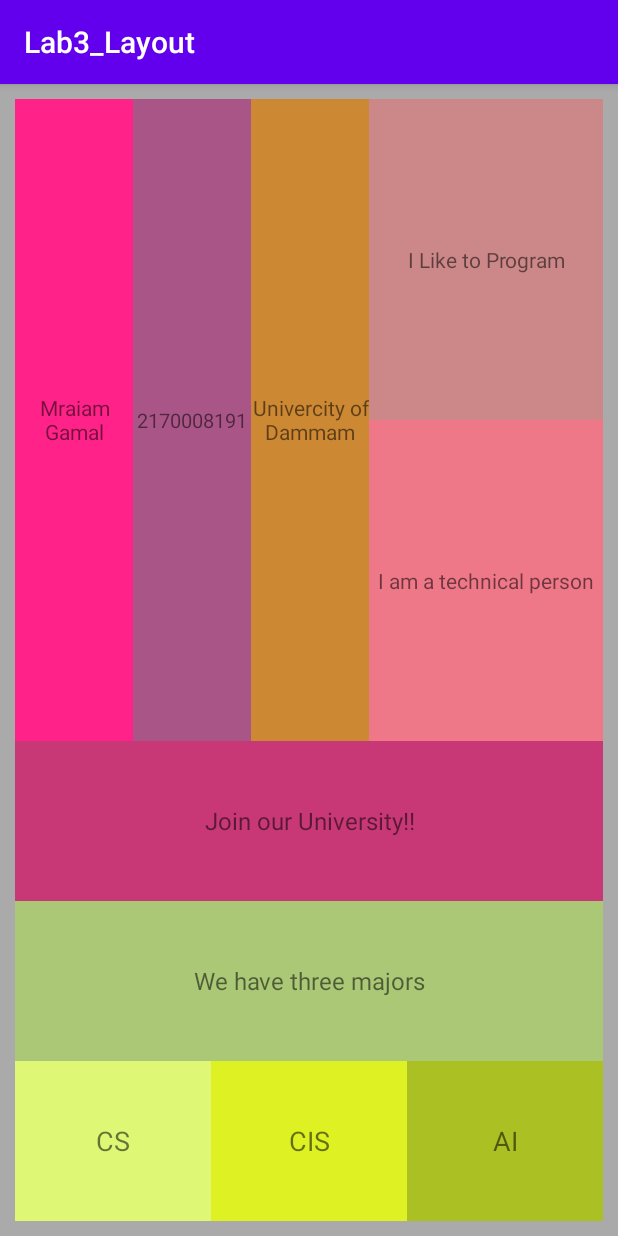
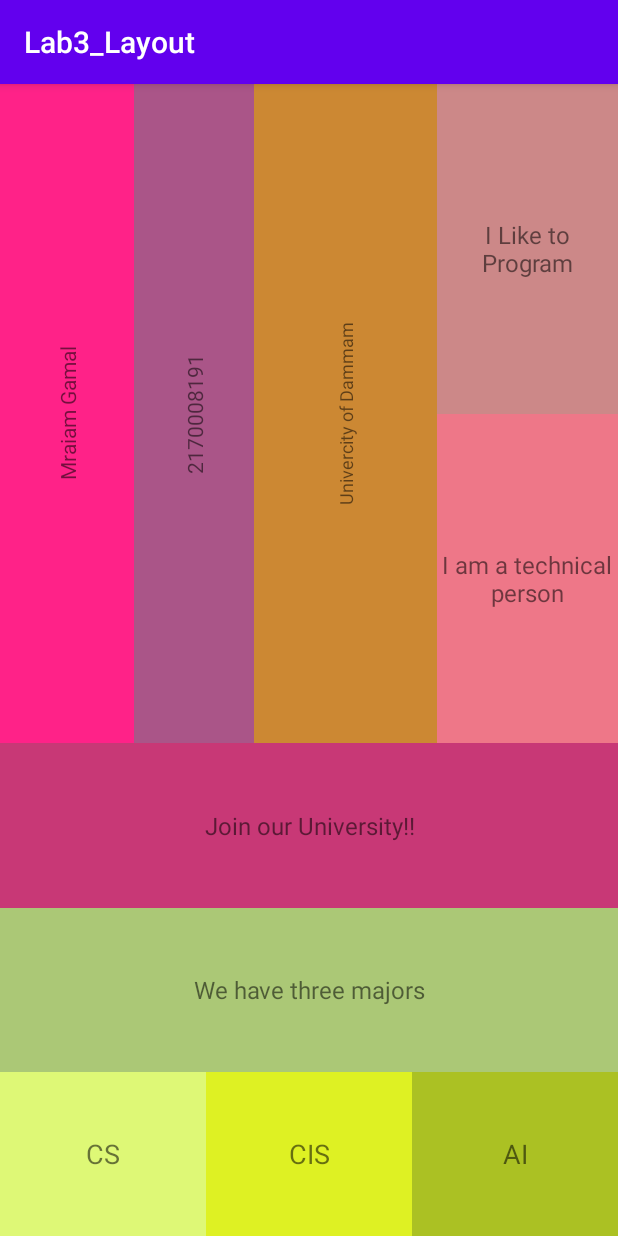
Before and after one commit to MaryamJamal89/Lab3_Layout, an Android app: the screen it shows after launch (MainActivity), on a phone screen of 412 x 824 dp. Run offline under Robolectric (Android 15) with nearby library versions, the phone set to English and light mode, and no system bars.

Commit message:
Mrs's Notes Updates

```diff
--- a/app/src/main/res/layout/activity_main.xml
+++ b/app/src/main/res/layout/activity_main.xml
@@ -9,10 +9,8 @@
     <LinearLayout xmlns:android="http://schemas.android.com/apk/res/android"
         android:layout_width="fill_parent"
         android:layout_height="fill_parent"
-        android:padding="10dp"
         android:orientation="vertical"
         android:gravity="center"
-        android:background="#aaa"
         tools:ignore="MissingConstraints">
 
         <LinearLayout xmlns:android="http://schemas.android.com/apk/res/android"
@@ -22,38 +20,50 @@
             android:orientation="horizontal"
             android:gravity="center">
 
+            <LinearLayout xmlns:android="http://schemas.android.com/apk/res/android"
+                android:layout_width="wrap_content"
+                android:layout_height="match_parent"
+                android:background="#f28">
+
             <TextView
                 android:layout_width="match_parent"
                 android:layout_height="match_parent"
                 android:text="Mraiam Gamal"
                 android:gravity="center"
-                android:background="#f28"
-                android:layout_weight="1"
+                android:rotation="-90"
                 android:textSize="14sp"/>
+            </LinearLayout>
 
+            <LinearLayout xmlns:android="http://schemas.android.com/apk/res/android"
+                android:layout_width="wrap_content"
+                android:layout_height="match_parent"
+                android:background="#a58">
             <TextView
                 android:layout_width="match_parent"
                 android:layout_height="match_parent"
                 android:text="2170008191"
                 android:gravity="center"
-                android:background="#a58"
-                android:layout_weight="1"
-                android:textSize="13sp"/>
+                android:rotation="-90"
+                android:textSize="14sp"/>
+            </LinearLayout>
 
-            <TextView
+            <LinearLayout xmlns:android="http://schemas.android.com/apk/res/android"
+                android:layout_width="wrap_content"
+                android:layout_height="match_parent"
+                android:background="#C83">
+                <TextView
                 android:layout_width="match_parent"
                 android:layout_height="match_parent"
                 android:text="Univercity of Dammam"
                 android:gravity="center"
-                android:background="#C83"
-                android:layout_weight="1"
-                android:textSize="14sp"/>
+                android:rotation="-90"
+                android:textSize="12sp"/>
+            </LinearLayout>
 
             <LinearLayout
                 android:layout_width="match_parent"
                 android:layout_height="match_parent"
                 android:orientation="vertical"
-                android:layout_weight="0.75"
                 android:gravity="center">
 
                 <TextView
@@ -63,7 +73,7 @@
                     android:gravity="center"
                     android:background="#C88"
                     android:layout_weight="1"
-                    android:textSize="14sp"/>
+                    android:textSize="16sp"/>
 
                 <TextView
                     android:layout_width="match_parent"
@@ -72,7 +82,7 @@
                     android:gravity="center"
                     android:background="#E78"
                     android:layout_weight="1"
-                    android:textSize="14sp"/>
+                    android:textSize="16sp"/>
 
             </LinearLayout>
 
```
